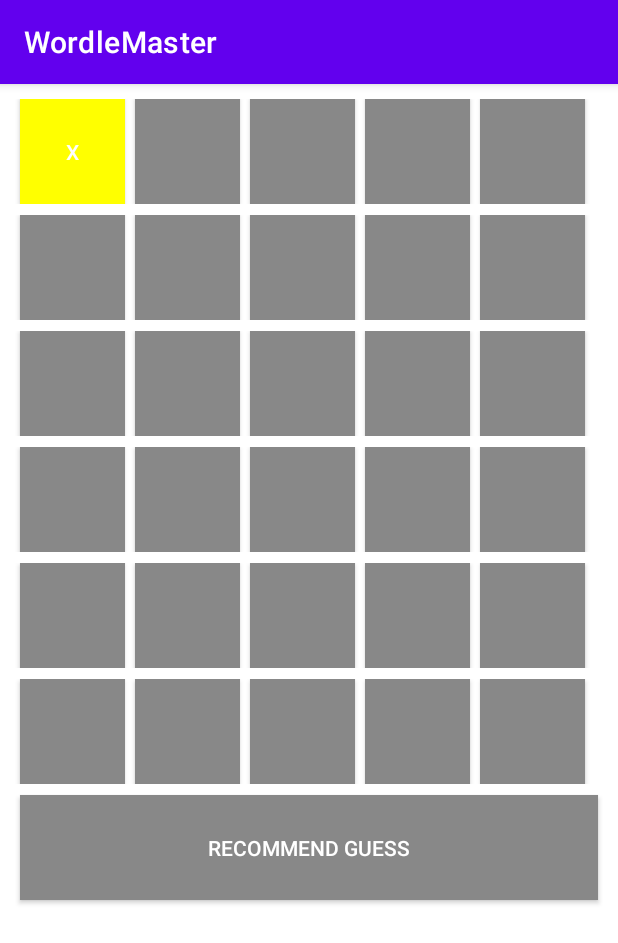
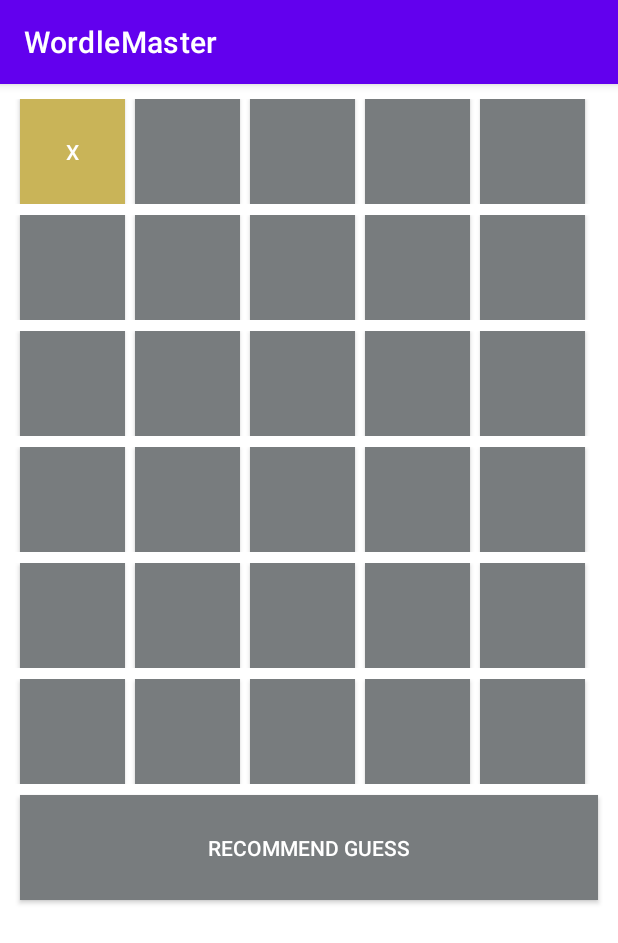
Before and after one commit to mnokno/WordleMaster, an Android app: the screen it shows after launch (MainActivity), after a tap on an icon or button, on a phone screen of 412 x 824 dp. Shown: the top 943 px of the screen. Run offline under Robolectric (Android 15) with nearby library versions, the phone set to English and light mode, and no system bars; 1 other tap on this screen came first.

Commit message:
UI color theme improvements

```diff
--- a/app/src/main/java/com/example/wordlemaster/GameSquare.kt
+++ b/app/src/main/java/com/example/wordlemaster/GameSquare.kt
@@ -28,15 +28,15 @@ class GameSquare(private val button: Button) {
         when (constraintType) {
             ConstraintType.notInWord -> {
                 constraintType = ConstraintType.inWordWrongPlace
-                button.setBackgroundColor(Color.YELLOW)
+                button.setBackgroundColor(Color.rgb(201, 180, 88))
             }
             ConstraintType.inWordWrongPlace -> {
                 constraintType = ConstraintType.inWordCorrectPlace
-                button.setBackgroundColor(Color.GREEN)
+                button.setBackgroundColor(Color.rgb(106, 170, 100))
             }
             else -> {
                 constraintType = ConstraintType.notInWord
-                button.setBackgroundColor(Color.GRAY)
+                button.setBackgroundColor(Color.rgb(120, 124, 126))
             }
         }
     }
--- a/app/src/main/java/com/example/wordlemaster/MainActivity.kt
+++ b/app/src/main/java/com/example/wordlemaster/MainActivity.kt
@@ -96,7 +96,7 @@ class MainActivity : AppCompatActivity() {
                 })
 
                 // Sets buttons appearance
-                button.setBackgroundColor(Color.GRAY)
+                button.setBackgroundColor(Color.rgb(120, 124, 126))
                 button.setTextColor(Color.WHITE)
 
                 // Adds this button to reference array
@@ -122,7 +122,7 @@ class MainActivity : AppCompatActivity() {
             recommendMoveButton(suggestButton);
         })
         // Sets buttons appearance
-        suggestButton.setBackgroundColor(Color.GRAY)
+        suggestButton.setBackgroundColor(Color.rgb(120, 124, 126))
         suggestButton.setTextColor(Color.WHITE)
         // Adds this button to linearLayout
         mainLinearLayout.addView(suggestButton);
```
